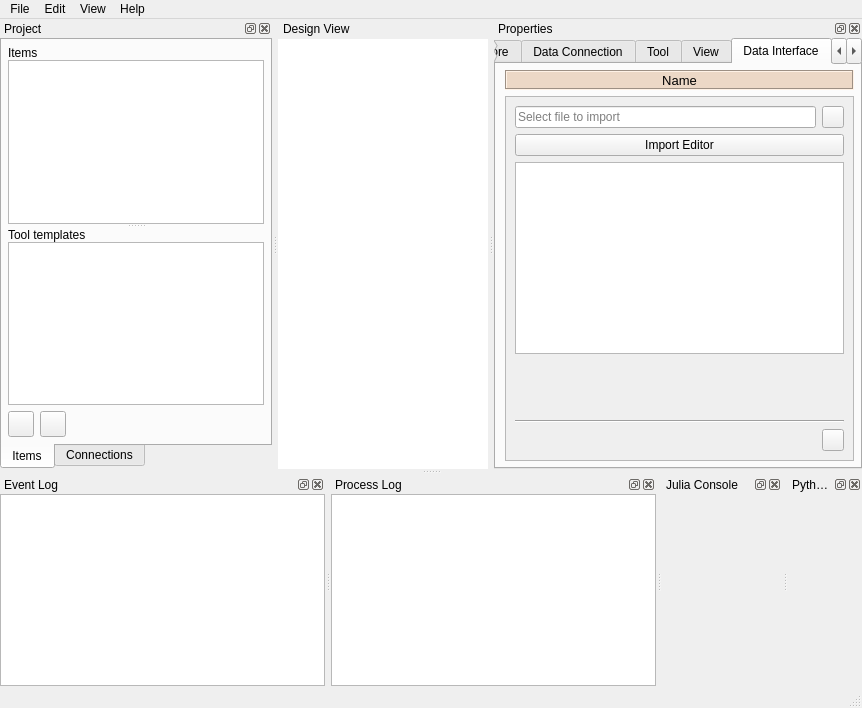
Qt form spinetoolbox/ui/mainwindow.ui (spine-tools/Spine-Toolbox) before a commit.
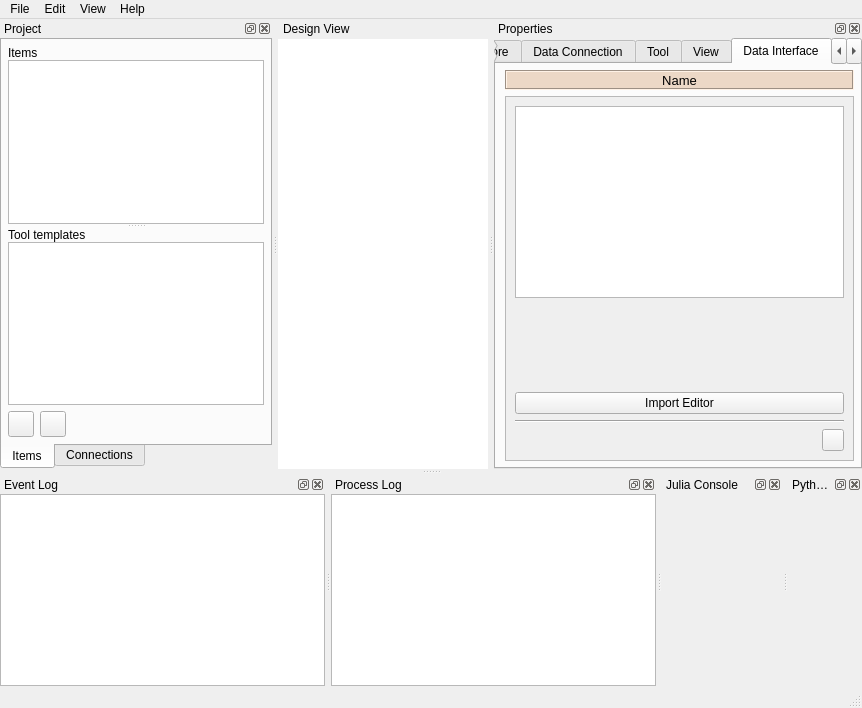
The same form after that commit. The open tabs and pages were chosen to show the change. Icons and pictures are not drawn. Custom widgets are drawn as their Qt base class.

Commit message: - Data Interface only gets input from connected DCs (no more browse button) - Importing is done in Data Store (Data Interface just passes the mapped data on)

```diff
--- a/spinetoolbox/ui/mainwindow.ui
+++ b/spinetoolbox/ui/mainwindow.ui
@@ -2219,68 +2219,6 @@
              </rect>
             </property>
             <layout class="QVBoxLayout" name="verticalLayout_21">
-             <item>
-              <layout class="QHBoxLayout" name="horizontalLayout_4">
-               <item>
-                <widget class="QLineEdit" name="lineEdit_import_file_path">
-                 <property name="toolTip">
-                  <string>&lt;html&gt;&lt;head/&gt;&lt;body&gt;&lt;p&gt;Import file path&lt;/p&gt;&lt;/body&gt;&lt;/html&gt;</string>
-                 </property>
-                 <property name="text">
-                  <string/>
-                 </property>
-                 <property name="placeholderText">
-                  <string>Select file to import</string>
-                 </property>
-                 <property name="clearButtonEnabled">
-                  <bool>true</bool>
-                 </property>
-                </widget>
-               </item>
-               <item>
-                <widget class="QToolButton" name="toolButton_select_imported_file">
-                 <property name="enabled">
-                  <bool>true</bool>
-                 </property>
-                 <property name="sizePolicy">
-                  <sizepolicy hsizetype="Expanding" vsizetype="Fixed">
-                   <horstretch>0</horstretch>
-                   <verstretch>0</verstretch>
-                  </sizepolicy>
-                 </property>
-                 <property name="minimumSize">
-                  <size>
-                   <width>22</width>
-                   <height>22</height>
-                  </size>
-                 </property>
-                 <property name="maximumSize">
-                  <size>
-                   <width>22</width>
-                   <height>22</height>
-                  </size>
-                 </property>
-                 <property name="toolTip">
-                  <string>&lt;html&gt;&lt;head/&gt;&lt;body&gt;&lt;p&gt;Select file to import&lt;/p&gt;&lt;/body&gt;&lt;/html&gt;</string>
-                 </property>
-                 <property name="icon">
-                  <iconset resource="resources/resources_icons.qrc">
-                   <normaloff>:/icons/menu_icons/folder-open-regular.svg</normaloff>:/icons/menu_icons/folder-open-regular.svg</iconset>
-                 </property>
-                </widget>
-               </item>
-              </layout>
-             </item>
-             <item>
-              <widget class="QPushButton" name="pushButton_import_editor">
-               <property name="toolTip">
-                <string>&lt;html&gt;&lt;head/&gt;&lt;body&gt;&lt;p&gt;Open selected file in Import Editor&lt;/p&gt;&lt;/body&gt;&lt;/html&gt;</string>
-               </property>
-               <property name="text">
-                <string>Import Editor</string>
-               </property>
-              </widget>
-             </item>
              <item>
               <widget class="QTreeView" name="treeView_data_interface_files">
                <property name="indentation">
@@ -2304,6 +2242,16 @@
                </property>
               </spacer>
              </item>
+             <item>
+              <widget class="QPushButton" name="pushButton_import_editor">
+               <property name="toolTip">
+                <string>&lt;html&gt;&lt;head/&gt;&lt;body&gt;&lt;p&gt;Open selected file in Import Editor&lt;/p&gt;&lt;/body&gt;&lt;/html&gt;</string>
+               </property>
+               <property name="text">
+                <string>Import Editor</string>
+               </property>
+              </widget>
+             </item>
              <item>
               <widget class="Line" name="line_6">
                <property name="orientation">
```
Left out of the diff: 3 changed lines with no effect on the pictures. The commit also changes 7 other files.
